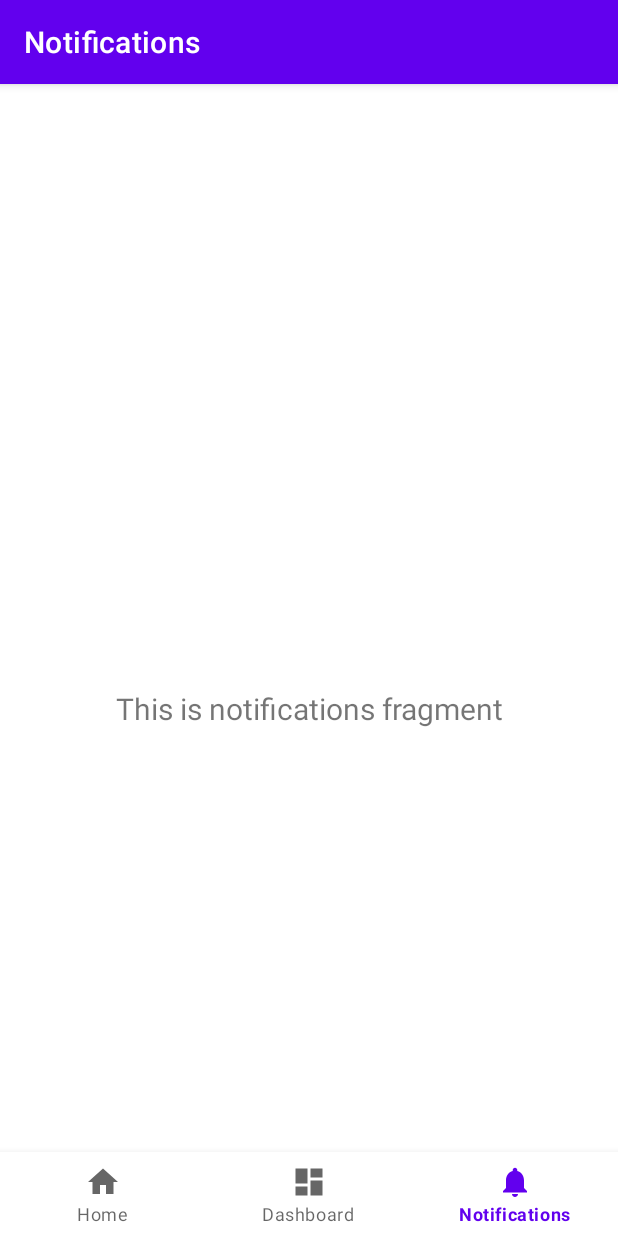
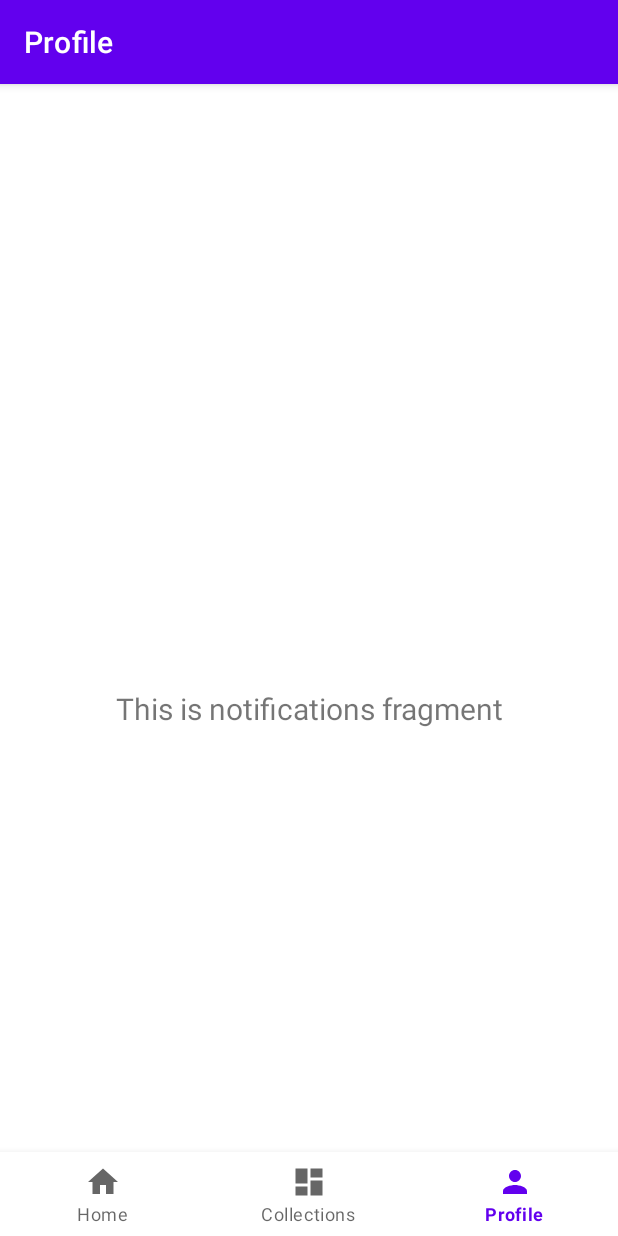
Before and after one commit to nicolatoscan/rememo-android-app, an Android app: the ProfileFragment screen opened through its navigation route, on a phone screen of 412 x 824 dp. Run offline under Robolectric (Android 15) with nearby library versions, the phone set to English and light mode, and no system bars; our stand-ins replace navigation-ui.

Commit message:
Renamed tabs continued

```diff
--- a/app/src/main/java/it/rememo/rememo/MainActivity.java
+++ b/app/src/main/java/it/rememo/rememo/MainActivity.java
@@ -1,28 +1,14 @@
 package it.rememo.rememo;
 
 import android.os.Bundle;
-import android.util.Log;
-import android.widget.Toast;
 
-import com.google.android.gms.tasks.OnCompleteListener;
-import com.google.android.gms.tasks.OnFailureListener;
-import com.google.android.gms.tasks.OnSuccessListener;
-import com.google.android.gms.tasks.Task;
 import com.google.android.material.bottomnavigation.BottomNavigationView;
-import com.google.firebase.firestore.DocumentReference;
-import com.google.firebase.firestore.FirebaseFirestore;
-import com.google.firebase.firestore.QueryDocumentSnapshot;
-import com.google.firebase.firestore.QuerySnapshot;
 
-import androidx.annotation.NonNull;
 import androidx.appcompat.app.AppCompatActivity;
 import androidx.navigation.NavController;
 import androidx.navigation.Navigation;
 import androidx.navigation.ui.AppBarConfiguration;
 import androidx.navigation.ui.NavigationUI;
-
-import java.util.HashMap;
-import java.util.Map;
 
 import it.rememo.rememo.databinding.ActivityMainBinding;
 
@@ -41,7 +27,7 @@
         // Passing each menu ID as a set of Ids because each
         // menu should be considered as top level destinations.
         AppBarConfiguration appBarConfiguration = new AppBarConfiguration.Builder(
-                R.id.navigation_home, R.id.navigation_dashboard, R.id.navigation_notifications)
+                R.id.navigation_home, R.id.navigation_collections, R.id.navigation_profile)
                 .build();
         NavController navController = Navigation.findNavController(this, R.id.nav_host_fragment_activity_main);
         NavigationUI.setupActionBarWithNavController(this, navController, appBarConfiguration);
--- a/app/src/main/java/it/rememo/rememo/ui/dashboard/CollectionsFragment.java
+++ b/app/src/main/java/it/rememo/rememo/ui/collections/CollectionsFragment.java
@@ -1,4 +1,4 @@
-package it.rememo.rememo.ui.dashboard;
+package it.rememo.rememo.ui.collections;
 
 import android.os.Bundle;
 import android.view.LayoutInflater;
--- a/app/src/main/java/it/rememo/rememo/ui/dashboard/CollectionsViewModel.java
+++ b/app/src/main/java/it/rememo/rememo/ui/collections/CollectionsViewModel.java
@@ -1,4 +1,4 @@
-package it.rememo.rememo.ui.dashboard;
+package it.rememo.rememo.ui.collections;
 
 import androidx.lifecycle.LiveData;
 import androidx.lifecycle.MutableLiveData;
--- a/app/src/main/java/it/rememo/rememo/ui/notifications/ProfileFragment.java
+++ b/app/src/main/java/it/rememo/rememo/ui/profile/ProfileFragment.java
@@ -1,4 +1,4 @@
-package it.rememo.rememo.ui.notifications;
+package it.rememo.rememo.ui.profile;
 
 import android.os.Bundle;
 import android.view.LayoutInflater;
--- a/app/src/main/java/it/rememo/rememo/ui/notifications/ProfileViewModel.java
+++ b/app/src/main/java/it/rememo/rememo/ui/profile/ProfileViewModel.java
@@ -1,4 +1,4 @@
-package it.rememo.rememo.ui.notifications;
+package it.rememo.rememo.ui.profile;
 
 import androidx.lifecycle.LiveData;
 import androidx.lifecycle.MutableLiveData;
--- /dev/null
+++ b/app/src/main/res/drawable/ic_baseline_person_24.xml
@@ -0,0 +1,10 @@
+<vector xmlns:android="http://schemas.android.com/apk/res/android"
+    android:width="24dp"
+    android:height="24dp"
+    android:viewportWidth="24"
+    android:viewportHeight="24"
+    android:tint="?attr/colorControlNormal">
+  <path
+      android:fillColor="@android:color/white"
+      android:pathData="M12,12c2.21,0 4,-1.79 4,-4s-1.79,-4 -4,-4 -4,1.79 -4,4 1.79,4 4,4zM12,14c-2.67,0 -8,1.34 -8,4v2h16v-2c0,-2.66 -5.33,-4 -8,-4z"/>
+</vector>
--- a/app/src/main/res/layout/fragment_collections.xml
+++ b/app/src/main/res/layout/fragment_collections.xml
@@ -4,7 +4,7 @@
     xmlns:tools="http://schemas.android.com/tools"
     android:layout_width="match_parent"
     android:layout_height="match_parent"
-    tools:context=".ui.dashboard.CollectionsFragment">
+    tools:context=".ui.collections.CollectionsFragment">
 
     <TextView
         android:id="@+id/text_dashboard"
--- a/app/src/main/res/layout/fragment_profile.xml
+++ b/app/src/main/res/layout/fragment_profile.xml
@@ -4,7 +4,7 @@
     xmlns:tools="http://schemas.android.com/tools"
     android:layout_width="match_parent"
     android:layout_height="match_parent"
-    tools:context=".ui.notifications.ProfileFragment">
+    tools:context=".ui.profile.ProfileFragment">
 
     <TextView
         android:id="@+id/text_notifications"
--- a/app/src/main/res/menu/bottom_nav_menu.xml
+++ b/app/src/main/res/menu/bottom_nav_menu.xml
@@ -7,13 +7,13 @@
         android:title="@string/title_home" />
 
     <item
-        android:id="@+id/navigation_dashboard"
+        android:id="@+id/navigation_collections"
         android:icon="@drawable/ic_dashboard_black_24dp"
-        android:title="@string/title_dashboard" />
+        android:title="@string/title_collections" />
 
     <item
-        android:id="@+id/navigation_notifications"
-        android:icon="@drawable/ic_notifications_black_24dp"
-        android:title="@string/title_notifications" />
+        android:id="@+id/navigation_profile"
+        android:icon="@drawable/ic_baseline_person_24"
+        android:title="@string/title_profile" />
 
 </menu>
--- a/app/src/main/res/navigation/mobile_navigation.xml
+++ b/app/src/main/res/navigation/mobile_navigation.xml
@@ -12,14 +12,14 @@
         tools:layout="@layout/fragment_home" />
 
     <fragment
-        android:id="@+id/navigation_dashboard"
-        android:name="it.rememo.rememo.ui.dashboard.CollectionsFragment"
-        android:label="@string/title_dashboard"
+        android:id="@+id/navigation_collections"
+        android:name="it.rememo.rememo.ui.collections.CollectionsFragment"
+        android:label="@string/title_collections"
         tools:layout="@layout/fragment_collections" />
 
     <fragment
-        android:id="@+id/navigation_notifications"
-        android:name="it.rememo.rememo.ui.notifications.ProfileFragment"
-        android:label="@string/title_notifications"
+        android:id="@+id/navigation_profile"
+        android:name="it.rememo.rememo.ui.profile.ProfileFragment"
+        android:label="@string/title_profile"
         tools:layout="@layout/fragment_profile" />
 </navigation>
--- a/app/src/main/res/values/strings.xml
+++ b/app/src/main/res/values/strings.xml
@@ -1,6 +1,6 @@
 <resources>
     <string name="app_name">Rememo</string>
     <string name="title_home">Home</string>
-    <string name="title_dashboard">Dashboard</string>
-    <string name="title_notifications">Notifications</string>
+    <string name="title_collections">Collections</string>
+    <string name="title_profile">Profile</string>
 </resources>
```
